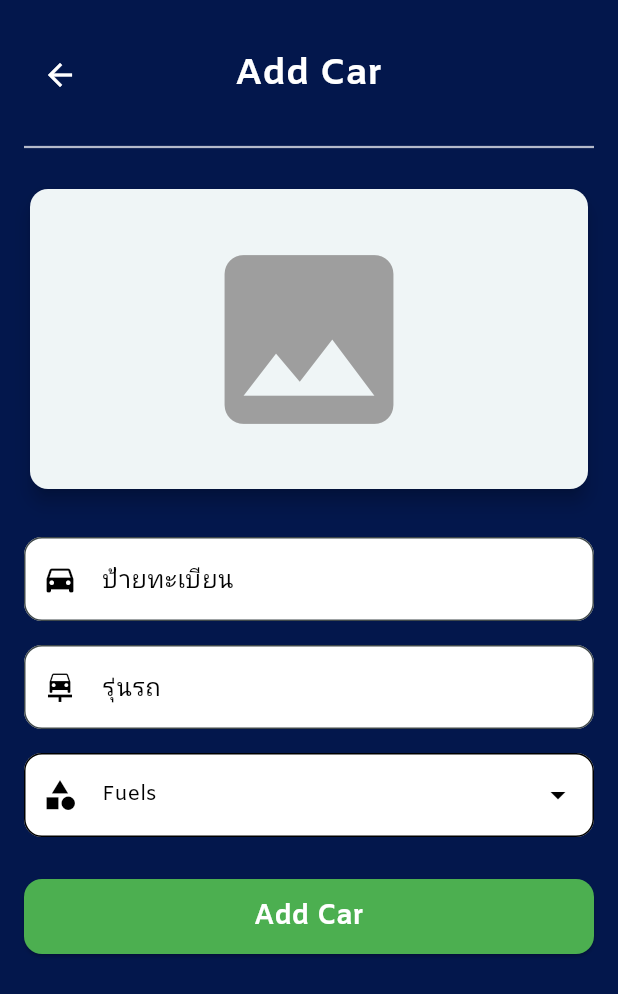
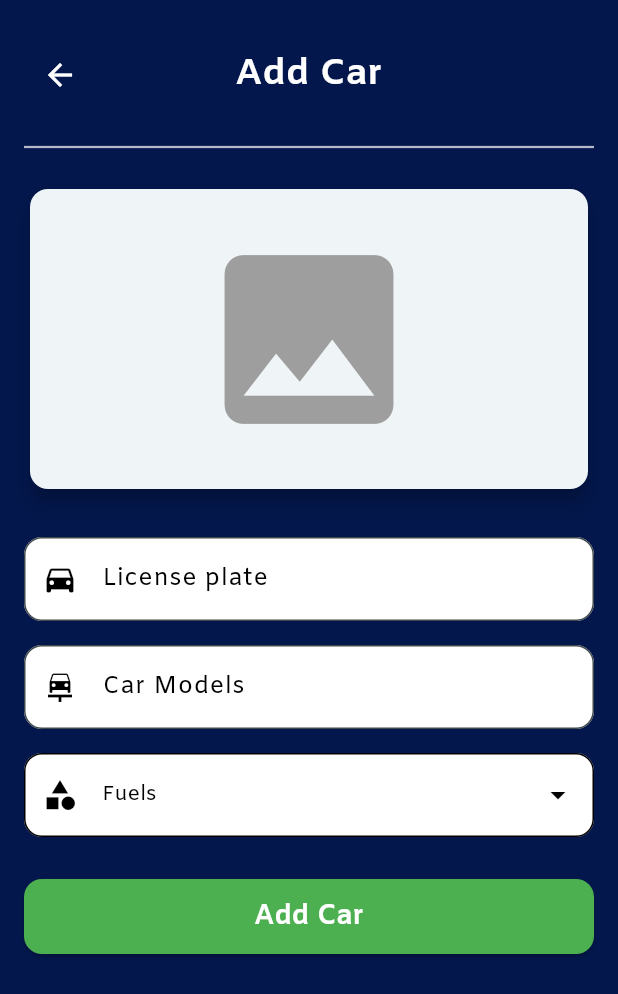
Before and after one commit to CPR-car-parking-reservation/mobile-app, a Flutter app: the AddCarPage screen opened directly, after a tap on "Add Car", on a phone screen of 412 x 824 dp. Shown: the top 994 px of the screen. Run offline on Flutter 3.47's test engine with Material 3 defaults, Android fonts, the phone set to English and light mode, and no system bars; our stand-ins replace bloc, equatable, fl_chart, flutter_bloc, flutter_dotenv, image_picker and 2 more; missing offline and left inert: mqtt_client; accounts and stored records are empty; network calls fail.

Commit message:
Translate UI text to English and improve code readability

```diff
--- a/lib/setting/addcar.dart
+++ b/lib/setting/addcar.dart
@@ -118,7 +118,7 @@ class _AddCarPageState extends State<AddCarPage> {
                                           onPressed: pickImage,
                                           icon: const Icon(Icons.image,
                                               color: Colors.grey, size: 150),
-                                          tooltip: 'เลือกภาพ',
+                                          tooltip: 'select an image.',
                                         ),
                                       )
                                     : null,
@@ -141,10 +141,10 @@ class _AddCarPageState extends State<AddCarPage> {
                           ],
                         ),
                         const SizedBox(height: 20),
-                        buildTextField("ป้ายทะเบียน", Icons.directions_car,
+                        buildTextField("License plate", Icons.directions_car,
                             plateController),
                         buildTextField(
-                            "รุ่นรถ", Icons.car_repair, modelController),
+                            "Car Models", Icons.car_repair, modelController),
                         DropdownFieldWidget(),
                         const SizedBox(height: 20),
                         ElevatedButton(
@@ -157,7 +157,7 @@ class _AddCarPageState extends State<AddCarPage> {
                                 imageFile: imageFile!,
                               ));
                             } else {
-                              showCustomDialogWarning(context, 'กรุณาเลือกภาพ');
+                              showCustomDialogWarning(context, 'Please select an image.');
                             }
                           },
                           style: ElevatedButton.styleFrom(
--- a/lib/setting/editcar.dart
+++ b/lib/setting/editcar.dart
@@ -7,6 +7,8 @@ import 'package:car_parking_reservation/bloc/setting/setting_bloc.dart';
 import 'package:car_parking_reservation/bloc/setting/setting_event.dart';
 import 'package:car_parking_reservation/bloc/setting/setting_state.dart';
 import 'package:flutter_dotenv/flutter_dotenv.dart';
+
+const String fontFamily = "amiko";
 
 class EditCarPage extends StatefulWidget {
   // ignore: non_constant_identifier_names
@@ -35,7 +37,8 @@ class _EditCarPageState extends State<EditCarPage> {
     plateController = TextEditingController();
     modelController = TextEditingController();
     typeController = TextEditingController();
-    BlocProvider.of<SettingBloc>(context).add(FetchCarById(carId: widget.car_id));
+    BlocProvider.of<SettingBloc>(context)
+        .add(FetchCarById(carId: widget.car_id));
   }
 
   @override
@@ -70,7 +73,7 @@ class _EditCarPageState extends State<EditCarPage> {
                 child: Text(
                   'Error: ${state.message}',
                   style: const TextStyle(
-                    fontFamily: "amiko",
+                    fontFamily: fontFamily,
                   ),
                 ),
               );
@@ -98,7 +101,8 @@ class _EditCarPageState extends State<EditCarPage> {
                             icon: const Icon(Icons.arrow_back,
                                 color: Colors.white),
                             onPressed: () {
-                              BlocProvider.of<SettingBloc>(context).add(LoadUserAndCars());
+                              BlocProvider.of<SettingBloc>(context)
+                                  .add(LoadUserAndCars());
                               Navigator.pop(context, true);
                             },
                           ),
@@ -108,7 +112,7 @@ class _EditCarPageState extends State<EditCarPage> {
                               color: Colors.white,
                               fontSize: 24,
                               fontWeight: FontWeight.bold,
-                              fontFamily: "amiko",
+                              fontFamily:fontFamily,
                             ),
                           ),
                           const SizedBox(width: 48),
@@ -132,11 +136,11 @@ class _EditCarPageState extends State<EditCarPage> {
                         },
                       ),
                       const SizedBox(height: 20),
-                      buildTextField("ป้ายทะเบียนรถ", Icons.directions_car,
+                      buildTextField("License plate", Icons.directions_car,
                           plateController),
                       const SizedBox(height: 10),
                       buildTextField(
-                          "รุ่นรถ", Icons.car_repair, modelController),
+                          "Car Models", Icons.car_repair, modelController),
                       const SizedBox(height: 10),
                       buildDropdownField(
                         selectedTypeNotifier: selectedTypeNotifier,
@@ -154,9 +158,8 @@ class _EditCarPageState extends State<EditCarPage> {
                                 plate: plateController.text,
                                 model: modelController.text,
                                 type: selectedTypeNotifier.value!,
-                                imageFile: imagePath != null
-                                    ? File(imagePath!)
-                                    : null,
+                                imageFile:
+                                    imagePath != null ? File(imagePath!) : null,
                               ),
                             );
                           },
@@ -177,7 +180,7 @@ class _EditCarPageState extends State<EditCarPage> {
                                     color: Colors.white,
                                     fontSize: 18,
                                     fontWeight: FontWeight.bold,
-                                    fontFamily: "amiko",
+                                    fontFamily: fontFamily,
                                   ),
                                 ),
                         ),
@@ -202,7 +205,7 @@ class _EditCarPageState extends State<EditCarPage> {
                               color: Colors.white,
                               fontSize: 18,
                               fontWeight: FontWeight.bold,
-                              fontFamily: "amiko",
+                              fontFamily: fontFamily,
                             ),
                           ),
                         ),
@@ -212,7 +215,7 @@ class _EditCarPageState extends State<EditCarPage> {
                 ),
               );
             }
-            return Container();
+            return const SizedBox.shrink();
           },
         ),
       ),
--- a/lib/setting/widget/widget_editcar.dart
+++ b/lib/setting/widget/widget_editcar.dart
@@ -54,7 +54,7 @@ Widget buildDropdownField({
             borderRadius: BorderRadius.circular(12),
             borderSide: BorderSide(color: Colors.blue, width: 2),
           ),
-          labelText: "ประเภทรถ",
+          labelText: "Car type",
           labelStyle: const TextStyle(color: Colors.black, fontSize: 16),
           floatingLabelBehavior: FloatingLabelBehavior.never,
         ),
--- a/lib/setting/widget/widget_setting_page.dart
+++ b/lib/setting/widget/widget_setting_page.dart
@@ -1,7 +1,4 @@
 import 'dart:developer';
-
-import 'package:car_parking_reservation/Bloc/setting/setting_bloc.dart';
-import 'package:car_parking_reservation/Bloc/setting/setting_event.dart';
 import 'package:car_parking_reservation/Login/signin.dart';
 import 'package:car_parking_reservation/bloc/navigator/navigator_bloc.dart';
 import 'package:flutter/material.dart';
@@ -87,7 +84,6 @@ void logout(BuildContext context) {
     log('logout: ${prefs.getString('token')}');
   });
 
-
   Navigator.of(context, rootNavigator: true).pushAndRemoveUntil(
     MaterialPageRoute(builder: (context) => const Signin()),
     (route) => false,
```
